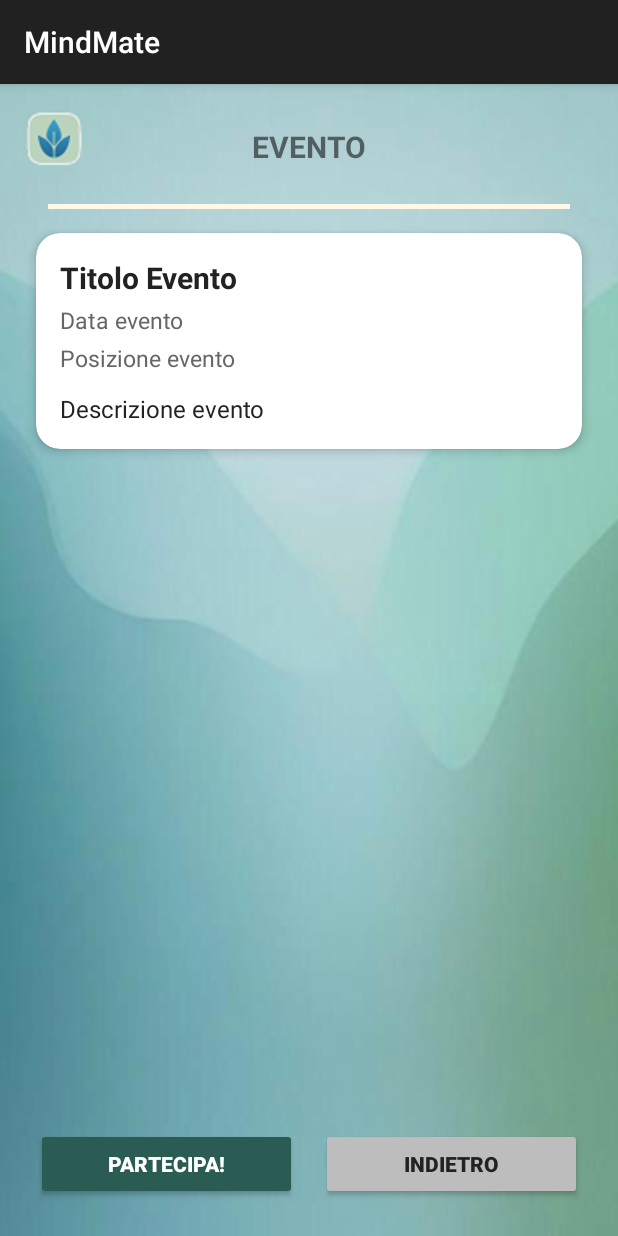
After one commit to Kevins2205/MindMate, an Android app: the fragment DettaglioEventoFragment shown on its own in the app's theme, on a phone screen of 412 x 824 dp. The commit adds this screen. Run offline under Robolectric (Android 15) with nearby library versions, the phone set to English and light mode, and no system bars.

Commit message:
add_dettaglioEvento

```diff
--- /dev/null
+++ b/app/src/main/java/com/example/mindmate/DettaglioEventoFragment.java
@@ -0,0 +1,45 @@
+package com.example.mindmate;
+
+import android.os.Bundle;
+import android.view.LayoutInflater;
+import android.view.View;
+import android.view.ViewGroup;
+import android.widget.Button;
+import android.widget.TextView;
+import androidx.annotation.NonNull;
+import androidx.annotation.Nullable;
+import androidx.fragment.app.Fragment;
+
+public class DettaglioEventoFragment extends Fragment {
+    @Nullable
+    @Override
+    public View onCreateView(@NonNull LayoutInflater inflater, @Nullable ViewGroup container, @Nullable Bundle savedInstanceState) {
+        View view = inflater.inflate(R.layout.fragment_dettaglio_evento, container, false);
+
+        Bundle args = getArguments();
+        String titolo = args != null ? args.getString("TITOLO") : "Titolo Evento";
+        String descrizione = args != null ? args.getString("DESCRIZIONE") : "Descrizione evento";
+        String posizione = args != null ? args.getString("POSIZIONE") : "Posizione evento";
+        String data = args != null ? args.getString("DATA") : "Data evento";
+
+        TextView tvTitolo = view.findViewById(R.id.tvTitoloEventoDettaglio);
+        TextView tvDescrizione = view.findViewById(R.id.tvDescrizioneEventoDettaglio);
+        TextView tvPosizione = view.findViewById(R.id.tvPosizioneEventoDettaglio);
+        TextView tvData = view.findViewById(R.id.tvDataEventoDettaglio);
+        Button btnPartecipa = view.findViewById(R.id.btnPartecipaEvento);
+        Button btnIndietro = view.findViewById(R.id.btnIndietroEvento);
+
+        tvTitolo.setText(titolo);
+        tvDescrizione.setText(descrizione);
+        tvPosizione.setText(posizione);
+        tvData.setText(data);
+
+        btnPartecipa.setOnClickListener(v -> {
+            // Azione di partecipazione (da implementare)
+        });
+
+        btnIndietro.setOnClickListener(v -> requireActivity().getSupportFragmentManager().popBackStack());
+
+        return view;
+    }
+}
--- a/app/src/main/java/com/example/mindmate/EventiAdapter.java
+++ b/app/src/main/java/com/example/mindmate/EventiAdapter.java
@@ -11,9 +11,15 @@ import java.util.List;
 
 public class EventiAdapter extends RecyclerView.Adapter<EventiAdapter.EventoViewHolder> {
     private final List<Evento> eventi;
+    private final OnEventoClickListener listener;
 
-    public EventiAdapter(List<Evento> eventi) {
+    public interface OnEventoClickListener {
+        void onEventoClick(Evento evento);
+    }
+
+    public EventiAdapter(List<Evento> eventi, OnEventoClickListener listener) {
         this.eventi = eventi;
+        this.listener = listener;
     }
 
     @NonNull
@@ -29,6 +35,7 @@ public class EventiAdapter extends RecyclerView.Adapter<EventiAdapter.EventoView
         holder.titolo.setText(evento.titolo);
         holder.descrizione.setText(evento.descrizione);
         holder.puntina.setImageResource(R.drawable.image);
+        holder.itemView.setOnClickListener(v -> listener.onEventoClick(evento));
     }
 
     @Override
--- a/app/src/main/java/com/example/mindmate/EventiFragment.java
+++ b/app/src/main/java/com/example/mindmate/EventiFragment.java
@@ -32,7 +32,20 @@ public class EventiFragment extends Fragment {
         recyclerView = v.findViewById(R.id.recyclerEventi);
         recyclerView.setLayoutManager(new LinearLayoutManager(getContext()));
         listaEventi = getEventiFittizi();
-        adapter = new EventiAdapter(listaEventi);
+        adapter = new EventiAdapter(listaEventi, evento -> {
+            DettaglioEventoFragment dettaglioFragment = new DettaglioEventoFragment();
+            Bundle bundle = new Bundle();
+            bundle.putString("TITOLO", evento.titolo);
+            bundle.putString("DESCRIZIONE", evento.descrizione);
+            bundle.putString("POSIZIONE", evento.posizione);
+            bundle.putString("DATA", evento.data);
+            dettaglioFragment.setArguments(bundle);
+            requireActivity().getSupportFragmentManager()
+                .beginTransaction()
+                .replace(R.id.fragment_container, dettaglioFragment)
+                .addToBackStack(null)
+                .commit();
+        });
         recyclerView.setAdapter(adapter);
         // Mappa OpenStreetMap
         mapView = v.findViewById(R.id.mapView);
@@ -65,42 +78,62 @@ public class EventiFragment extends Fragment {
         eventi.add(new Evento(
             "Laboratorio di Arte e Emozioni",
             "Un laboratorio creativo per esplorare le emozioni attraverso l’arte. Aperto a tutti! In questo laboratorio potrai sperimentare diverse tecniche artistiche guidato da esperti psicologi e artisti. Materiali forniti, non è richiesta esperienza.",
+            "Centro Culturale Artemisia, Via delle Rose 12, Roma",
+            "10 ottobre 2025, ore 17:00",
             41.9028, 12.4964));
         eventi.add(new Evento(
             "Respiro e Rilascio: Workshop di Meditazione",
             "Sessione guidata di meditazione per rilassare corpo e mente. Porta il tuo tappetino! Durante il workshop imparerai tecniche di respirazione consapevole e rilascio delle tensioni, con esercizi pratici e momenti di condivisione.",
+            "Spazio Olistico Ananda, Via della Pace 8, Roma",
+            "12 ottobre 2025, ore 18:30",
             41.9109, 12.4818));
         eventi.add(new Evento(
             "Serata di Letture Ispirazionali",
             "Letture condivise per ispirare e motivare. Aperitivo incluso. Un incontro serale dove ascoltare e leggere insieme testi motivazionali, poesie e racconti, con spazio per il confronto e la riflessione.",
+            "Biblioteca Comunale, Piazza Dante 3, Roma",
+            "15 ottobre 2025, ore 20:00",
             41.8986, 12.4768));
         eventi.add(new Evento(
             "Yoga dolce per la mente",
             "Lezioni di yoga adatte a tutti i livelli per ritrovare equilibrio e serenità. Ogni incontro prevede una parte di rilassamento, esercizi di stretching e meditazione finale.",
+            "Parco Villa Borghese, Viale dei Bambini, Roma",
+            "17 ottobre 2025, ore 09:30",
             41.9057, 12.4823));
         eventi.add(new Evento(
             "Scrittura terapeutica",
             "Scopri il potere della scrittura per il benessere personale. Materiale fornito. Attraverso esercizi guidati, imparerai a esprimere emozioni e pensieri, favorendo la consapevolezza e la crescita personale.",
+            "Centro Psicologia Insieme, Via dei Fiori 22, Roma",
+            "18 ottobre 2025, ore 16:00",
             41.9000, 12.4900));
         eventi.add(new Evento(
             "Passeggiata consapevole nel parco",
             "Un’esperienza di mindfulness all’aria aperta: cammineremo insieme nel verde, alternando momenti di silenzio, ascolto della natura e semplici esercizi di respirazione. Adatto a tutte le età.",
+            "Parco degli Acquedotti, Via Lemonia, Roma",
+            "20 ottobre 2025, ore 10:00",
             41.9150, 12.4920));
         eventi.add(new Evento(
             "Caffè filosofico: dialoghi sulla felicità",
             "Un incontro informale in caffetteria per discutere insieme, guidati da un filosofo, sul tema della felicità. Ogni partecipante potrà portare la propria esperienza e confrontarsi in un clima accogliente.",
+            "Caffè Letterario, Via Ostiense 95, Roma",
+            "22 ottobre 2025, ore 19:00",
             41.9070, 12.4950));
         eventi.add(new Evento(
             "Laboratorio di Mandala e colori",
             "Un pomeriggio dedicato alla creazione di mandala con colori e materiali vari. L’attività favorisce la concentrazione, la calma e la creatività. Adatto anche a bambini accompagnati.",
+            "Associazione Colori, Via delle Magnolie 5, Roma",
+            "24 ottobre 2025, ore 15:30",
             41.9035, 12.4880));
         eventi.add(new Evento(
             "Gruppo di ascolto e supporto emotivo",
             "Spazio protetto e riservato dove poter condividere le proprie emozioni e difficoltà, ascoltando e sostenendo gli altri partecipanti. Condotto da una psicologa esperta.",
+            "Studio Psicologia Roma, Via Appia Nuova 200, Roma",
+            "26 ottobre 2025, ore 18:00",
             41.8995, 12.4930));
         eventi.add(new Evento(
             "Cinema e benessere: proiezione e dibattito",
             "Proiezione di un film a tema benessere psicologico, seguita da un dibattito guidato da esperti. Un’occasione per riflettere insieme sulle emozioni suscitate dal cinema.",
+            "Cinema Lux, Via Massaciuccoli 31, Roma",
+            "28 ottobre 2025, ore 21:00",
             41.9115, 12.4860));
         return eventi;
     }
--- a/app/src/main/java/com/example/mindmate/Evento.java
+++ b/app/src/main/java/com/example/mindmate/Evento.java
@@ -3,12 +3,16 @@ package com.example.mindmate;
 public class Evento {
     public String titolo;
     public String descrizione;
+    public String posizione;
+    public String data;
     public double latitudine;
     public double longitudine;
 
-    public Evento(String titolo, String descrizione, double latitudine, double longitudine) {
+    public Evento(String titolo, String descrizione, String posizione, String data, double latitudine, double longitudine) {
         this.titolo = titolo;
         this.descrizione = descrizione;
+        this.posizione = posizione;
+        this.data = data;
         this.latitudine = latitudine;
         this.longitudine = longitudine;
     }
--- /dev/null
+++ b/app/src/main/res/layout/fragment_dettaglio_evento.xml
@@ -0,0 +1,141 @@
+<?xml version="1.0" encoding="utf-8"?>
+<androidx.constraintlayout.widget.ConstraintLayout xmlns:android="http://schemas.android.com/apk/res/android"
+    xmlns:app="http://schemas.android.com/apk/res-auto"
+    android:layout_width="match_parent"
+    android:layout_height="match_parent"
+    android:background="@drawable/image30">
+
+    <!-- Header con logo e titolo -->
+    <ImageView
+        android:id="@+id/logoMindMate"
+        android:layout_width="40dp"
+        android:layout_height="40dp"
+        android:layout_marginStart="16dp"
+        android:layout_marginTop="16dp"
+        android:src="@drawable/logomindmate"
+        app:layout_constraintStart_toStartOf="parent"
+        app:layout_constraintTop_toTopOf="parent"/>
+
+    <TextView
+        android:id="@+id/tvTitleEvento"
+        android:layout_width="wrap_content"
+        android:layout_height="wrap_content"
+        android:text="EVENTO"
+        android:textSize="20sp"
+        android:textStyle="bold"
+        android:layout_marginTop="28dp"
+        app:layout_constraintTop_toTopOf="parent"
+        app:layout_constraintStart_toStartOf="parent"
+        app:layout_constraintEnd_toEndOf="parent"/>
+
+    <View
+        android:id="@+id/headerLineEvento"
+        android:layout_width="0dp"
+        android:layout_height="3dp"
+        android:background="#FFF8E7"
+        app:layout_constraintTop_toBottomOf="@id/logoMindMate"
+        app:layout_constraintStart_toStartOf="parent"
+        app:layout_constraintEnd_toEndOf="parent"
+        android:layout_marginTop="24dp"
+        android:layout_marginStart="32dp"
+        android:layout_marginEnd="32dp"/>
+
+    <!-- Card con dettagli evento -->
+    <com.google.android.material.card.MaterialCardView
+        android:id="@+id/cardEvento"
+        android:layout_width="0dp"
+        android:layout_height="wrap_content"
+        android:layout_marginStart="24dp"
+        android:layout_marginEnd="24dp"
+        android:layout_marginTop="16dp"
+        android:layout_marginBottom="16dp"
+        app:cardCornerRadius="16dp"
+        app:cardElevation="4dp"
+        app:layout_constraintTop_toBottomOf="@id/headerLineEvento"
+        app:layout_constraintStart_toStartOf="parent"
+        app:layout_constraintEnd_toEndOf="parent"
+        app:layout_constraintBottom_toTopOf="@id/buttonLayoutEvento"
+        app:layout_constraintVertical_bias="0.0">
+
+        <LinearLayout
+            android:layout_width="match_parent"
+            android:layout_height="wrap_content"
+            android:orientation="vertical"
+            android:padding="16dp">
+
+            <TextView
+                android:id="@+id/tvTitoloEventoDettaglio"
+                android:layout_width="match_parent"
+                android:layout_height="wrap_content"
+                android:text="Titolo Evento"
+                android:textStyle="bold"
+                android:textSize="20sp"
+                android:textColor="#222"/>
+
+            <TextView
+                android:id="@+id/tvDataEventoDettaglio"
+                android:layout_width="match_parent"
+                android:layout_height="wrap_content"
+                android:text="Data evento"
+                android:textSize="15sp"
+                android:textColor="#666"
+                android:layout_marginTop="4dp"/>
+
+            <TextView
+                android:id="@+id/tvPosizioneEventoDettaglio"
+                android:layout_width="match_parent"
+                android:layout_height="wrap_content"
+                android:text="Posizione evento"
+                android:textSize="15sp"
+                android:textColor="#666"
+                android:layout_marginTop="4dp"/>
+
+            <TextView
+                android:id="@+id/tvDescrizioneEventoDettaglio"
+                android:layout_width="match_parent"
+                android:layout_height="wrap_content"
+                android:text="Descrizione evento"
+                android:textSize="16sp"
+                android:textColor="#222"
+                android:layout_marginTop="12dp"/>
+        </LinearLayout>
+    </com.google.android.material.card.MaterialCardView>
+
+    <!-- Bottoni affiancati -->
+    <LinearLayout
+        android:id="@+id/buttonLayoutEvento"
+        android:layout_width="0dp"
+        android:layout_height="wrap_content"
+        android:orientation="horizontal"
+        android:gravity="center"
+        android:layout_marginBottom="24dp"
+        android:layout_marginStart="24dp"
+        android:layout_marginEnd="24dp"
+        app:layout_constraintBottom_toBottomOf="parent"
+        app:layout_constraintStart_toStartOf="parent"
+        app:layout_constraintEnd_toEndOf="parent">
+
+        <Button
+            android:id="@+id/btnPartecipaEvento"
+            android:layout_width="0dp"
+            android:layout_weight="1"
+            android:layout_height="48dp"
+            android:text="Partecipa!"
+            android:textStyle="bold"
+            android:backgroundTint="#2B5C53"
+            android:textColor="#FFF"
+            android:layout_marginEnd="8dp"/>
+
+        <Button
+            android:id="@+id/btnIndietroEvento"
+            android:layout_width="0dp"
+            android:layout_weight="1"
+            android:layout_height="48dp"
+            android:text="Indietro"
+            android:textStyle="bold"
+            android:backgroundTint="#BDBDBD"
+            android:textColor="#222"
+            android:layout_marginStart="8dp"/>
+    </LinearLayout>
+
+</androidx.constraintlayout.widget.ConstraintLayout>
```
